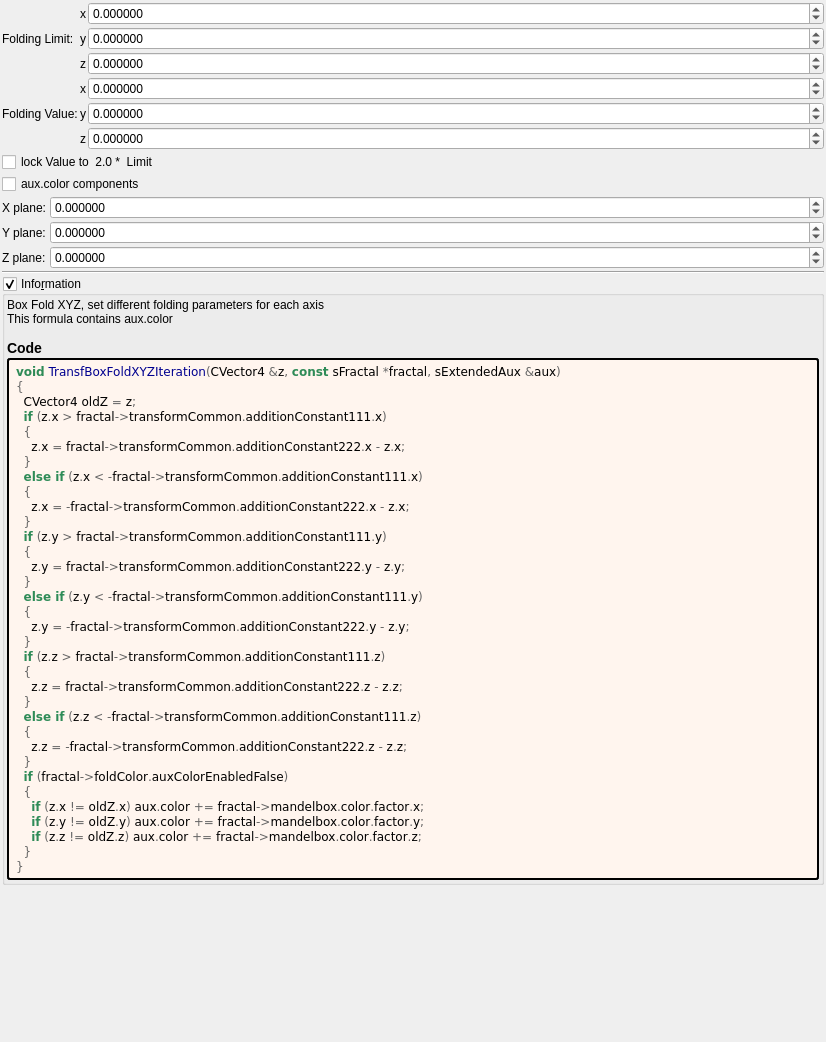
Qt form mandelbulber2/formula/ui/transf_box_fold_xyz.ui (buddhi1980/mandelbulber2) before a commit.
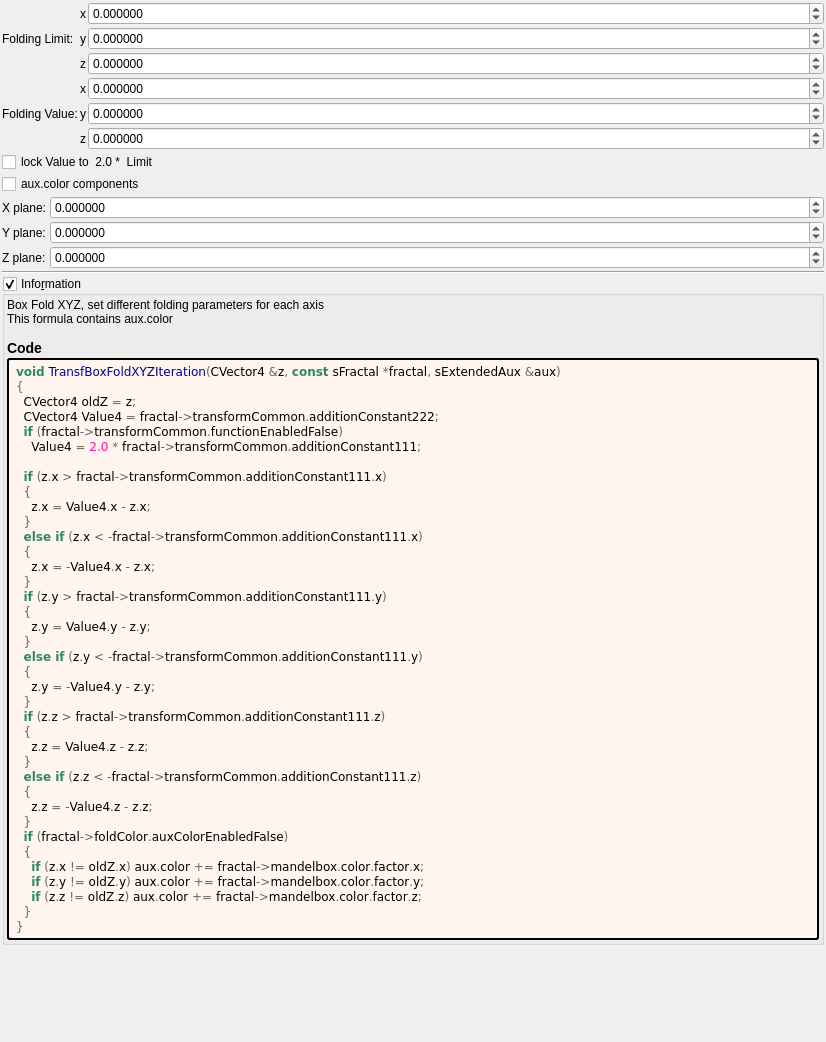
The same form after that commit. Custom widgets are drawn as their Qt base class.

```diff
--- a/mandelbulber2/formula/ui/transf_box_fold_xyz.ui
+++ b/mandelbulber2/formula/ui/transf_box_fold_xyz.ui
@@ -448,29 +448,33 @@
 &lt;pre style=&quot;color:#000000; background-color:#fff5ee;  font-family:'Courier New',monospace;&quot;&gt;&lt;span style=&quot;color:#2e8b57; font-weight:bold&quot;&gt;void&lt;/span&gt; &lt;span style=&quot;color:#00008f&quot;&gt;TransfBoxFoldXYZIteration&lt;/span&gt;&lt;span style=&quot;color:#676767&quot;&gt;(&lt;/span&gt;CVector4 &lt;span style=&quot;color:#676767&quot;&gt;&amp;amp;&lt;/span&gt;z&lt;span style=&quot;color:#676767&quot;&gt;,&lt;/span&gt; &lt;span style=&quot;color:#2e8b57; font-weight:bold&quot;&gt;const&lt;/span&gt; sFractal &lt;span style=&quot;color:#676767&quot;&gt;*&lt;/span&gt;fractal&lt;span style=&quot;color:#676767&quot;&gt;,&lt;/span&gt; sExtendedAux &lt;span style=&quot;color:#676767&quot;&gt;&amp;amp;&lt;/span&gt;aux&lt;span style=&quot;color:#676767&quot;&gt;)&lt;/span&gt;
 &lt;span style=&quot;color:#676767&quot;&gt;{&lt;/span&gt;
   CVector4 oldZ &lt;span style=&quot;color:#676767&quot;&gt;=&lt;/span&gt; z&lt;span style=&quot;color:#676767&quot;&gt;;&lt;/span&gt;
+  CVector4 Value4 &lt;span style=&quot;color:#676767&quot;&gt;=&lt;/span&gt; fractal&lt;span style=&quot;color:#676767&quot;&gt;-&amp;gt;&lt;/span&gt;transformCommon&lt;span style=&quot;color:#676767&quot;&gt;.&lt;/span&gt;additionConstant222&lt;span style=&quot;color:#676767&quot;&gt;;&lt;/span&gt;
+  &lt;span style=&quot;color:#2e8b57; font-weight:bold&quot;&gt;if&lt;/span&gt; &lt;span style=&quot;color:#676767&quot;&gt;(&lt;/span&gt;fractal&lt;span style=&quot;color:#676767&quot;&gt;-&amp;gt;&lt;/span&gt;transformCommon&lt;span style=&quot;color:#676767&quot;&gt;.&lt;/span&gt;functionEnabledFalse&lt;span style=&quot;color:#676767&quot;&gt;)&lt;/span&gt;
+    Value4 &lt;span style=&quot;color:#676767&quot;&gt;=&lt;/span&gt; &lt;span style=&quot;color:#ff1493&quot;&gt;2.0&lt;/span&gt; &lt;span style=&quot;color:#676767&quot;&gt;*&lt;/span&gt; fractal&lt;span style=&quot;color:#676767&quot;&gt;-&amp;gt;&lt;/span&gt;transformCommon&lt;span style=&quot;color:#676767&quot;&gt;.&lt;/span&gt;additionConstant111&lt;span style=&quot;color:#676767&quot;&gt;;&lt;/span&gt;
+
   &lt;span style=&quot;color:#2e8b57; font-weight:bold&quot;&gt;if&lt;/span&gt; &lt;span style=&quot;color:#676767&quot;&gt;(&lt;/span&gt;z&lt;span style=&quot;color:#676767&quot;&gt;.&lt;/span&gt;x &lt;span style=&quot;color:#676767&quot;&gt;&amp;gt;&lt;/span&gt; fractal&lt;span style=&quot;color:#676767&quot;&gt;-&amp;gt;&lt;/span&gt;transformCommon&lt;span style=&quot;color:#676767&quot;&gt;.&lt;/span&gt;additionConstant111&lt;span style=&quot;color:#676767&quot;&gt;.&lt;/span&gt;x&lt;span style=&quot;color:#676767&quot;&gt;)&lt;/span&gt;
   &lt;span style=&quot;color:#676767&quot;&gt;{&lt;/span&gt;
-    z&lt;span style=&quot;color:#676767&quot;&gt;.&lt;/span&gt;x &lt;span style=&quot;color:#676767&quot;&gt;=&lt;/span&gt; fractal&lt;span style=&quot;color:#676767&quot;&gt;-&amp;gt;&lt;/span&gt;transformCommon&lt;span style=&quot;color:#676767&quot;&gt;.&lt;/span&gt;additionConstant222&lt;span style=&quot;color:#676767&quot;&gt;.&lt;/span&gt;x &lt;span style=&quot;color:#676767&quot;&gt;-&lt;/span&gt; z&lt;span style=&quot;color:#676767&quot;&gt;.&lt;/span&gt;x&lt;span style=&quot;color:#676767&quot;&gt;;&lt;/span&gt;
+    z&lt;span style=&quot;color:#676767&quot;&gt;.&lt;/span&gt;x &lt;span style=&quot;color:#676767&quot;&gt;=&lt;/span&gt; Value4&lt;span style=&quot;color:#676767&quot;&gt;.&lt;/span&gt;x &lt;span style=&quot;color:#676767&quot;&gt;-&lt;/span&gt; z&lt;span style=&quot;color:#676767&quot;&gt;.&lt;/span&gt;x&lt;span style=&quot;color:#676767&quot;&gt;;&lt;/span&gt;
   &lt;span style=&quot;color:#676767&quot;&gt;}&lt;/span&gt;
   &lt;span style=&quot;color:#2e8b57; font-weight:bold&quot;&gt;else if&lt;/span&gt; &lt;span style=&quot;color:#676767&quot;&gt;(&lt;/span&gt;z&lt;span style=&quot;color:#676767&quot;&gt;.&lt;/span&gt;x &lt;span style=&quot;color:#676767&quot;&gt;&amp;lt; -&lt;/span&gt;fractal&lt;span style=&quot;color:#676767&quot;&gt;-&amp;gt;&lt;/span&gt;transformCommon&lt;span style=&quot;color:#676767&quot;&gt;.&lt;/span&gt;additionConstant111&lt;span style=&quot;color:#676767&quot;&gt;.&lt;/span&gt;x&lt;span style=&quot;color:#676767&quot;&gt;)&lt;/span&gt;
   &lt;span style=&quot;color:#676767&quot;&gt;{&lt;/span&gt;
-    z&lt;span style=&quot;color:#676767&quot;&gt;.&lt;/span&gt;x &lt;span style=&quot;color:#676767&quot;&gt;= -&lt;/span&gt;fractal&lt;span style=&quot;color:#676767&quot;&gt;-&amp;gt;&lt;/span&gt;transformCommon&lt;span style=&quot;color:#676767&quot;&gt;.&lt;/span&gt;additionConstant222&lt;span style=&quot;color:#676767&quot;&gt;.&lt;/span&gt;x &lt;span style=&quot;color:#676767&quot;&gt;-&lt;/span&gt; z&lt;span style=&quot;color:#676767&quot;&gt;.&lt;/span&gt;x&lt;span style=&quot;color:#676767&quot;&gt;;&lt;/span&gt;
+    z&lt;span style=&quot;color:#676767&quot;&gt;.&lt;/span&gt;x &lt;span style=&quot;color:#676767&quot;&gt;= -&lt;/span&gt;Value4&lt;span style=&quot;color:#676767&quot;&gt;.&lt;/span&gt;x &lt;span style=&quot;color:#676767&quot;&gt;-&lt;/span&gt; z&lt;span style=&quot;color:#676767&quot;&gt;.&lt;/span&gt;x&lt;span style=&quot;color:#676767&quot;&gt;;&lt;/span&gt;
   &lt;span style=&quot;color:#676767&quot;&gt;}&lt;/span&gt;
   &lt;span style=&quot;color:#2e8b57; font-weight:bold&quot;&gt;if&lt;/span&gt; &lt;span style=&quot;color:#676767&quot;&gt;(&lt;/span&gt;z&lt;span style=&quot;color:#676767&quot;&gt;.&lt;/span&gt;y &lt;span style=&quot;color:#676767&quot;&gt;&amp;gt;&lt;/span&gt; fractal&lt;span style=&quot;color:#676767&quot;&gt;-&amp;gt;&lt;/span&gt;transformCommon&lt;span style=&quot;color:#676767&quot;&gt;.&lt;/span&gt;additionConstant111&lt;span style=&quot;color:#676767&quot;&gt;.&lt;/span&gt;y&lt;span style=&quot;color:#676767&quot;&gt;)&lt;/span&gt;
   &lt;span style=&quot;color:#676767&quot;&gt;{&lt;/span&gt;
-    z&lt;span style=&quot;color:#676767&quot;&gt;.&lt;/span&gt;y &lt;span style=&quot;color:#676767&quot;&gt;=&lt;/span&gt; fractal&lt;span style=&quot;color:#676767&quot;&gt;-&amp;gt;&lt;/span&gt;transformCommon&lt;span style=&quot;color:#676767&quot;&gt;.&lt;/span&gt;additionConstant222&lt;span style=&quot;color:#676767&quot;&gt;.&lt;/span&gt;y &lt;span style=&quot;color:#676767&quot;&gt;-&lt;/span&gt; z&lt;span style=&quot;color:#676767&quot;&gt;.&lt;/span&gt;y&lt;span style=&quot;color:#676767&quot;&gt;;&lt;/span&gt;
+    z&lt;span style=&quot;color:#676767&quot;&gt;.&lt;/span&gt;y &lt;span style=&quot;color:#676767&quot;&gt;=&lt;/span&gt; Value4&lt;span style=&quot;color:#676767&quot;&gt;.&lt;/span&gt;y &lt;span style=&quot;color:#676767&quot;&gt;-&lt;/span&gt; z&lt;span style=&quot;color:#676767&quot;&gt;.&lt;/span&gt;y&lt;span style=&quot;color:#676767&quot;&gt;;&lt;/span&gt;
   &lt;span style=&quot;color:#676767&quot;&gt;}&lt;/span&gt;
   &lt;span style=&quot;color:#2e8b57; font-weight:bold&quot;&gt;else if&lt;/span&gt; &lt;span style=&quot;color:#676767&quot;&gt;(&lt;/span&gt;z&lt;span style=&quot;color:#676767&quot;&gt;.&lt;/span&gt;y &lt;span style=&quot;color:#676767&quot;&gt;&amp;lt; -&lt;/span&gt;fractal&lt;span style=&quot;color:#676767&quot;&gt;-&amp;gt;&lt;/span&gt;transformCommon&lt;span style=&quot;color:#676767&quot;&gt;.&lt;/span&gt;additionConstant111&lt;span style=&quot;color:#676767&quot;&gt;.&lt;/span&gt;y&lt;span style=&quot;color:#676767&quot;&gt;)&lt;/span&gt;
   &lt;span style=&quot;color:#676767&quot;&gt;{&lt;/span&gt;
-    z&lt;span style=&quot;color:#676767&quot;&gt;.&lt;/span&gt;y &lt;span style=&quot;color:#676767&quot;&gt;= -&lt;/span&gt;fractal&lt;span style=&quot;color:#676767&quot;&gt;-&amp;gt;&lt;/span&gt;transformCommon&lt;span style=&quot;color:#676767&quot;&gt;.&lt;/span&gt;additionConstant222&lt;span style=&quot;color:#676767&quot;&gt;.&lt;/span&gt;y &lt;span style=&quot;color:#676767&quot;&gt;-&lt;/span&gt; z&lt;span style=&quot;color:#676767&quot;&gt;.&lt;/span&gt;y&lt;span style=&quot;color:#676767&quot;&gt;;&lt;/span&gt;
+    z&lt;span style=&quot;color:#676767&quot;&gt;.&lt;/span&gt;y &lt;span style=&quot;color:#676767&quot;&gt;= -&lt;/span&gt;Value4&lt;span style=&quot;color:#676767&quot;&gt;.&lt;/span&gt;y &lt;span style=&quot;color:#676767&quot;&gt;-&lt;/span&gt; z&lt;span style=&quot;color:#676767&quot;&gt;.&lt;/span&gt;y&lt;span style=&quot;color:#676767&quot;&gt;;&lt;/span&gt;
   &lt;span style=&quot;color:#676767&quot;&gt;}&lt;/span&gt;
   &lt;span style=&quot;color:#2e8b57; font-weight:bold&quot;&gt;if&lt;/span&gt; &lt;span style=&quot;color:#676767&quot;&gt;(&lt;/span&gt;z&lt;span style=&quot;color:#676767&quot;&gt;.&lt;/span&gt;z &lt;span style=&quot;color:#676767&quot;&gt;&amp;gt;&lt;/span&gt; fractal&lt;span style=&quot;color:#676767&quot;&gt;-&amp;gt;&lt;/span&gt;transformCommon&lt;span style=&quot;color:#676767&quot;&gt;.&lt;/span&gt;additionConstant111&lt;span style=&quot;color:#676767&quot;&gt;.&lt;/span&gt;z&lt;span style=&quot;color:#676767&quot;&gt;)&lt;/span&gt;
   &lt;span style=&quot;color:#676767&quot;&gt;{&lt;/span&gt;
-    z&lt;span style=&quot;color:#676767&quot;&gt;.&lt;/span&gt;z &lt;span style=&quot;color:#676767&quot;&gt;=&lt;/span&gt; fractal&lt;span style=&quot;color:#676767&quot;&gt;-&amp;gt;&lt;/span&gt;transformCommon&lt;span style=&quot;color:#676767&quot;&gt;.&lt;/span&gt;additionConstant222&lt;span style=&quot;color:#676767&quot;&gt;.&lt;/span&gt;z &lt;span style=&quot;color:#676767&quot;&gt;-&lt;/span&gt; z&lt;span style=&quot;color:#676767&quot;&gt;.&lt;/span&gt;z&lt;span style=&quot;color:#676767&quot;&gt;;&lt;/span&gt;
+    z&lt;span style=&quot;color:#676767&quot;&gt;.&lt;/span&gt;z &lt;span style=&quot;color:#676767&quot;&gt;=&lt;/span&gt; Value4&lt;span style=&quot;color:#676767&quot;&gt;.&lt;/span&gt;z &lt;span style=&quot;color:#676767&quot;&gt;-&lt;/span&gt; z&lt;span style=&quot;color:#676767&quot;&gt;.&lt;/span&gt;z&lt;span style=&quot;color:#676767&quot;&gt;;&lt;/span&gt;
   &lt;span style=&quot;color:#676767&quot;&gt;}&lt;/span&gt;
   &lt;span style=&quot;color:#2e8b57; font-weight:bold&quot;&gt;else if&lt;/span&gt; &lt;span style=&quot;color:#676767&quot;&gt;(&lt;/span&gt;z&lt;span style=&quot;color:#676767&quot;&gt;.&lt;/span&gt;z &lt;span style=&quot;color:#676767&quot;&gt;&amp;lt; -&lt;/span&gt;fractal&lt;span style=&quot;color:#676767&quot;&gt;-&amp;gt;&lt;/span&gt;transformCommon&lt;span style=&quot;color:#676767&quot;&gt;.&lt;/span&gt;additionConstant111&lt;span style=&quot;color:#676767&quot;&gt;.&lt;/span&gt;z&lt;span style=&quot;color:#676767&quot;&gt;)&lt;/span&gt;
   &lt;span style=&quot;color:#676767&quot;&gt;{&lt;/span&gt;
-    z&lt;span style=&quot;color:#676767&quot;&gt;.&lt;/span&gt;z &lt;span style=&quot;color:#676767&quot;&gt;= -&lt;/span&gt;fractal&lt;span style=&quot;color:#676767&quot;&gt;-&amp;gt;&lt;/span&gt;transformCommon&lt;span style=&quot;color:#676767&quot;&gt;.&lt;/span&gt;additionConstant222&lt;span style=&quot;color:#676767&quot;&gt;.&lt;/span&gt;z &lt;span style=&quot;color:#676767&quot;&gt;-&lt;/span&gt; z&lt;span style=&quot;color:#676767&quot;&gt;.&lt;/span&gt;z&lt;span style=&quot;color:#676767&quot;&gt;;&lt;/span&gt;
+    z&lt;span style=&quot;color:#676767&quot;&gt;.&lt;/span&gt;z &lt;span style=&quot;color:#676767&quot;&gt;= -&lt;/span&gt;Value4&lt;span style=&quot;color:#676767&quot;&gt;.&lt;/span&gt;z &lt;span style=&quot;color:#676767&quot;&gt;-&lt;/span&gt; z&lt;span style=&quot;color:#676767&quot;&gt;.&lt;/span&gt;z&lt;span style=&quot;color:#676767&quot;&gt;;&lt;/span&gt;
   &lt;span style=&quot;color:#676767&quot;&gt;}&lt;/span&gt;
   &lt;span style=&quot;color:#2e8b57; font-weight:bold&quot;&gt;if&lt;/span&gt; &lt;span style=&quot;color:#676767&quot;&gt;(&lt;/span&gt;fractal&lt;span style=&quot;color:#676767&quot;&gt;-&amp;gt;&lt;/span&gt;foldColor&lt;span style=&quot;color:#676767&quot;&gt;.&lt;/span&gt;auxColorEnabledFalse&lt;span style=&quot;color:#676767&quot;&gt;)&lt;/span&gt;
   &lt;span style=&quot;color:#676767&quot;&gt;{&lt;/span&gt;
```
Left out of the diff: 2 changed lines with no effect on the pictures.
